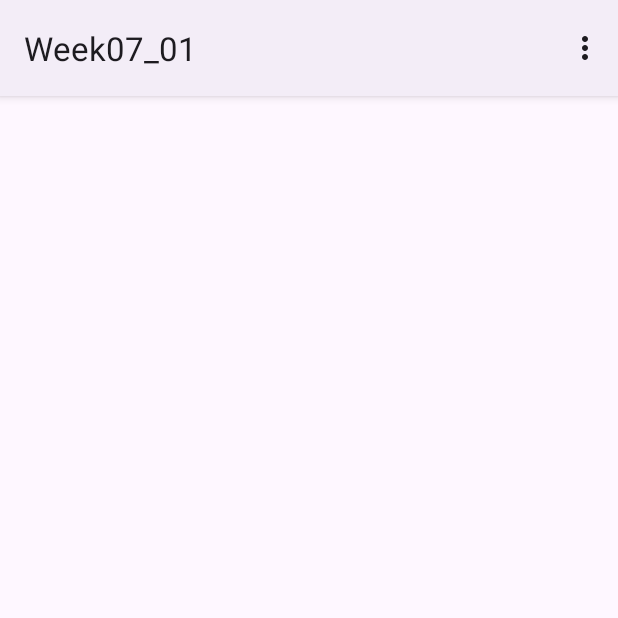
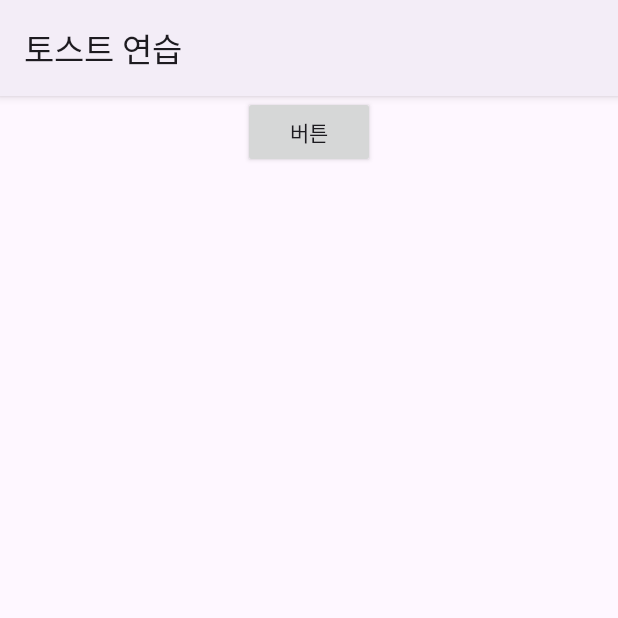
Before and after one commit to jung0115/GNU_MobileProgramming, an Android app: the screen it shows after launch (MainActivity before the commit, ToastActivity after it), on a phone screen of 412 x 824 dp, the top half of it. Run offline under Robolectric (Android 15) with nearby library versions, the phone set to English and light mode, and no system bars.

Commit message:
[Week07] #17 - 토스트 연습

```diff
--- a/Week07_01/app/src/main/java/jmi/gnu/week07_01/MainActivity.kt
+++ b/Week07_01/app/src/main/java/jmi/gnu/week07_01/MainActivity.kt
@@ -18,6 +18,8 @@ class MainActivity : AppCompatActivity() {
         // ViewBinding
         _binding = ActivityMainBinding.inflate(layoutInflater)
         setContentView(binding.root)
+
+        title = "배경색 바꾸기"
     }
 
     override fun onCreateOptionsMenu(menu: Menu?): Boolean {
--- /dev/null
+++ b/Week07_01/app/src/main/java/jmi/gnu/week07_01/ToastActivity.kt
@@ -0,0 +1,42 @@
+package jmi.gnu.week07_01
+
+import android.content.Context
+import androidx.appcompat.app.AppCompatActivity
+import android.os.Bundle
+import android.view.Gravity
+import android.view.WindowManager
+import android.widget.Toast
+import jmi.gnu.week07_01.databinding.ActivityToastBinding
+
+class ToastActivity : AppCompatActivity() {
+    // ViewBinding Setting
+    private var _binding: ActivityToastBinding? = null
+    private val binding get() = _binding!!
+    override fun onCreate(savedInstanceState: Bundle?) {
+        super.onCreate(savedInstanceState)
+        setContentView(R.layout.activity_toast)
+
+        // ViewBinding
+        _binding = ActivityToastBinding.inflate(layoutInflater)
+        setContentView(binding.root)
+
+        title = "토스트 연습"
+
+        binding.buttonToast.setOnClickListener {
+            var tMsg = Toast.makeText(applicationContext, "토스트 연습", Toast.LENGTH_SHORT)
+
+            var display = (getSystemService(Context.WINDOW_SERVICE) as
+                    WindowManager).defaultDisplay
+            var xOffset = (Math.random() * display.width).toInt()
+            var yOffset = (Math.random() * display.height).toInt()
+
+            tMsg.setGravity(Gravity.TOP or Gravity.LEFT, xOffset, yOffset)
+            tMsg.show()
+        }
+    }
+
+    override fun onDestroy() {
+        super.onDestroy()
+        _binding = null
+    }
+}
--- /dev/null
+++ b/Week07_01/app/src/main/res/layout/activity_toast.xml
@@ -0,0 +1,17 @@
+<?xml version="1.0" encoding="utf-8"?>
+<LinearLayout xmlns:android="http://schemas.android.com/apk/res/android"
+    xmlns:app="http://schemas.android.com/apk/res-auto"
+    xmlns:tools="http://schemas.android.com/tools"
+    android:layout_width="match_parent"
+    android:layout_height="match_parent"
+    tools:context=".ToastActivity"
+    android:orientation="vertical">
+
+    <android.widget.Button
+        android:id="@+id/button_toast"
+        android:layout_width="wrap_content"
+        android:layout_height="wrap_content"
+        android:layout_gravity="center"
+        android:text="버튼"/>
+
+</LinearLayout>
```
Also changed, not shown: Week07_01/app/src/main/AndroidManifest.xml (+9 -2 lines).
